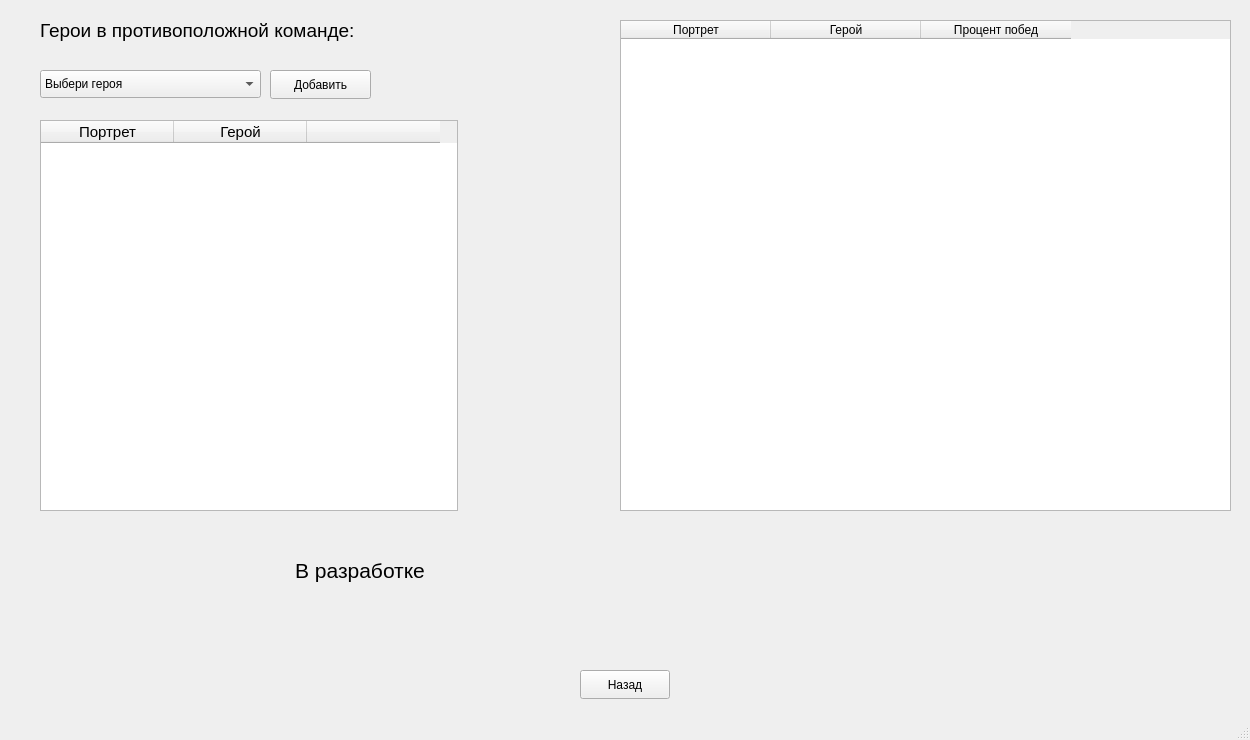
Old version of the form mainwindow.ui in the repository HXPPY228/Kursovaya2024.
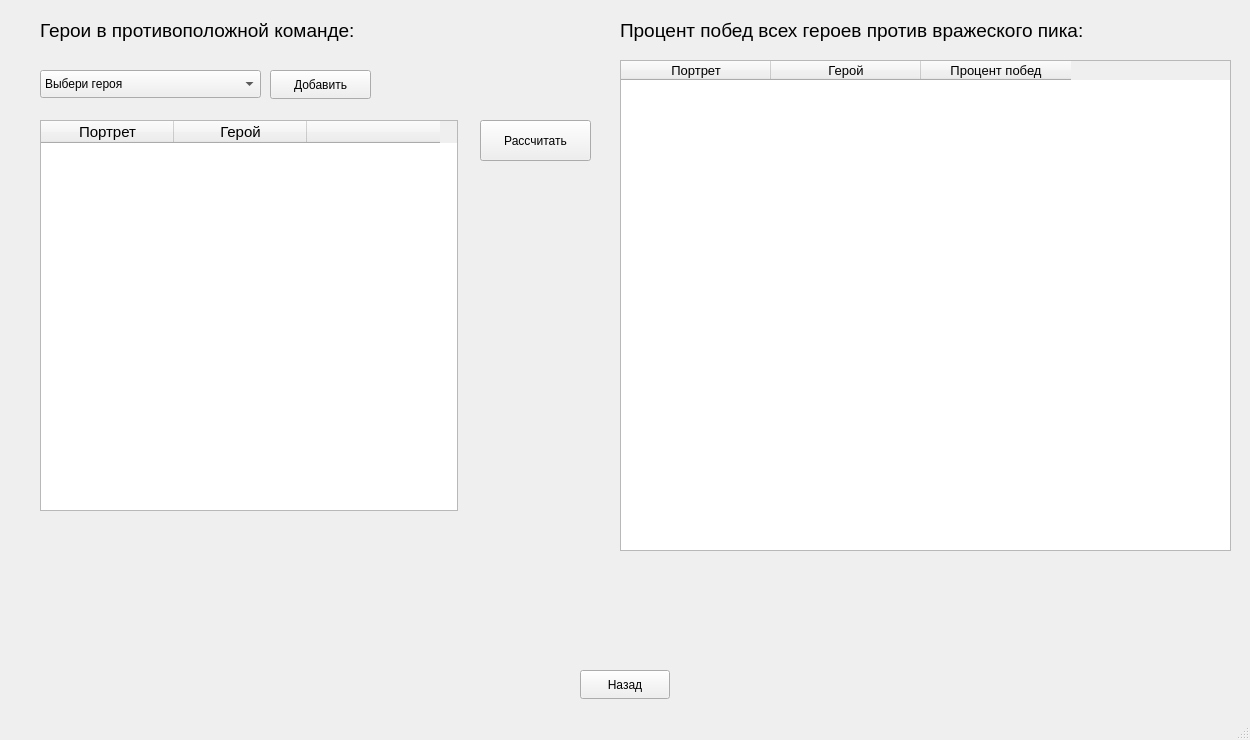
New version of the form.

```diff
--- a/mainwindow.ui
+++ b/mainwindow.ui
@@ -61,27 +61,6 @@
      </widget>
     </widget>
     <widget class="QWidget" name="mainpage">
-     <widget class="QLabel" name="label">
-      <property name="geometry">
-       <rect>
-        <x>270</x>
-        <y>550</y>
-        <width>180</width>
-        <height>41</height>
-       </rect>
-      </property>
-      <property name="font">
-       <font>
-        <pointsize>16</pointsize>
-       </font>
-      </property>
-      <property name="text">
-       <string>В разработке</string>
-      </property>
-      <property name="alignment">
-       <set>Qt::AlignCenter</set>
-      </property>
-     </widget>
      <widget class="QPushButton" name="pushButton_2">
       <property name="geometry">
        <rect>
@@ -99,11 +78,19 @@
       <property name="geometry">
        <rect>
         <x>620</x>
-        <y>20</y>
+        <y>60</y>
         <width>611</width>
         <height>491</height>
        </rect>
       </property>
+      <property name="font">
+       <font>
+        <pointsize>10</pointsize>
+       </font>
+      </property>
+      <property name="editTriggers">
+       <set>QAbstractItemView::NoEditTriggers</set>
+      </property>
       <property name="selectionMode">
        <enum>QAbstractItemView::NoSelection</enum>
       </property>
@@ -113,6 +100,9 @@
       <attribute name="horizontalHeaderDefaultSectionSize">
        <number>150</number>
       </attribute>
+      <attribute name="verticalHeaderDefaultSectionSize">
+       <number>73</number>
+      </attribute>
       <column>
        <property name="text">
         <string>Портрет</string>
@@ -235,6 +225,40 @@
        </property>
       </column>
      </widget>
+     <widget class="QPushButton" name="pushButton_5">
+      <property name="geometry">
+       <rect>
+        <x>480</x>
+        <y>120</y>
+        <width>111</width>
+        <height>41</height>
+       </rect>
+      </property>
+      <property name="text">
+       <string>Рассчитать</string>
+      </property>
+     </widget>
+     <widget class="QLabel" name="label_3">
+      <property name="geometry">
+       <rect>
+        <x>620</x>
+        <y>10</y>
+        <width>591</width>
+        <height>41</height>
+       </rect>
+      </property>
+      <property name="font">
+       <font>
+        <pointsize>14</pointsize>
+       </font>
+      </property>
+      <property name="text">
+       <string>Процент побед всех героев против вражеского пика:</string>
+      </property>
+      <property name="alignment">
+       <set>Qt::AlignLeading|Qt::AlignLeft|Qt::AlignVCenter</set>
+      </property>
+     </widget>
     </widget>
    </widget>
   </widget>
```
